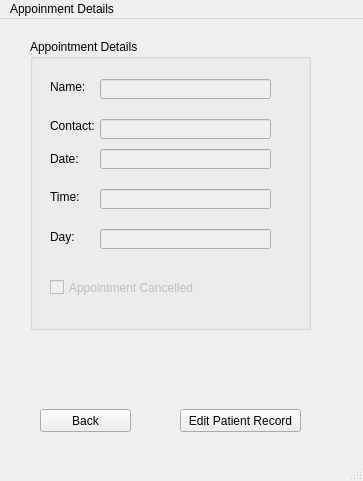
First picture: the form in appointment_details.ui, repository fakehafaisal/db_project, before the edit.
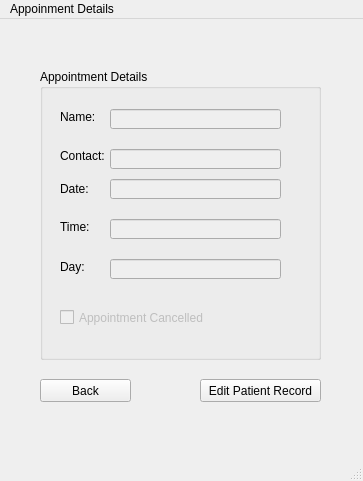
Second picture: the form after the edit.

The edit to the form file:
```diff
--- a/appointment_details.ui
+++ b/appointment_details.ui
@@ -17,8 +17,8 @@
    <widget class="QGroupBox" name="groupBox">
     <property name="geometry">
      <rect>
-      <x>30</x>
-      <y>20</y>
+      <x>40</x>
+      <y>50</y>
       <width>281</width>
       <height>291</height>
      </rect>
@@ -177,7 +177,7 @@
     <property name="geometry">
      <rect>
       <x>40</x>
-      <y>390</y>
+      <y>360</y>
       <width>91</width>
       <height>23</height>
      </rect>
@@ -189,8 +189,8 @@
    <widget class="QPushButton" name="edit_history">
     <property name="geometry">
      <rect>
-      <x>180</x>
-      <y>390</y>
+      <x>200</x>
+      <y>360</y>
       <width>121</width>
       <height>23</height>
      </rect>
```
